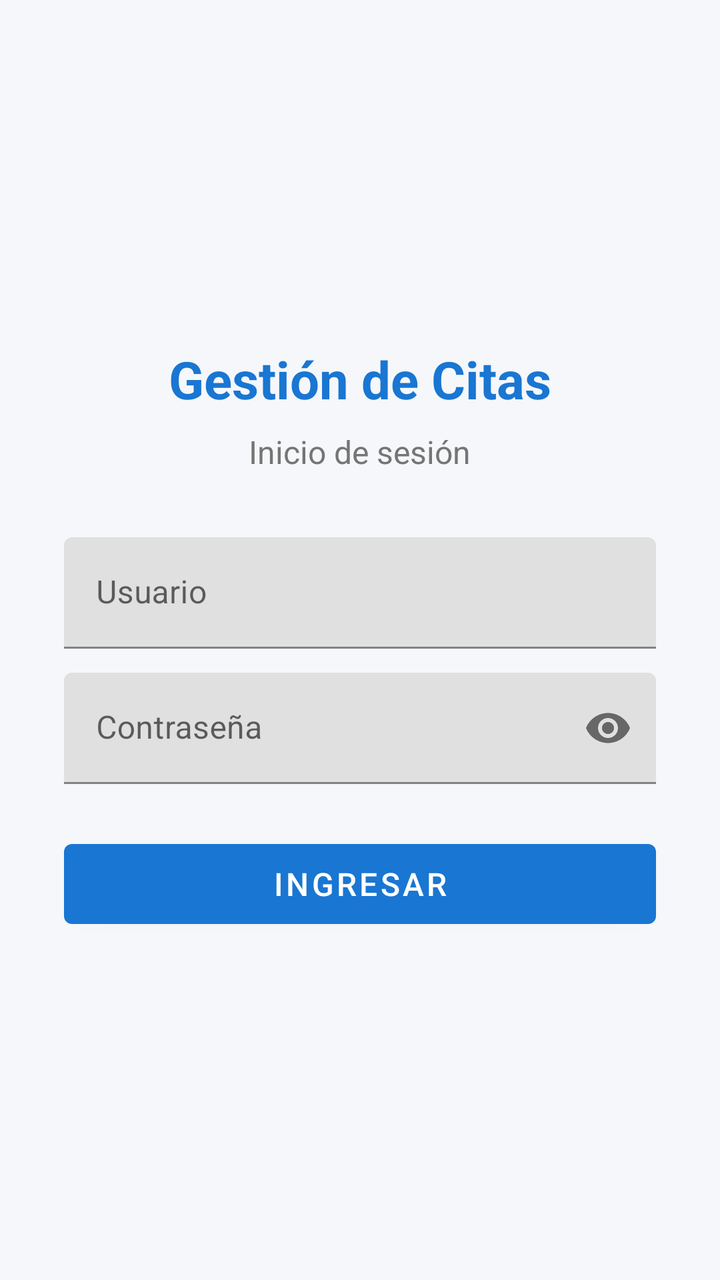
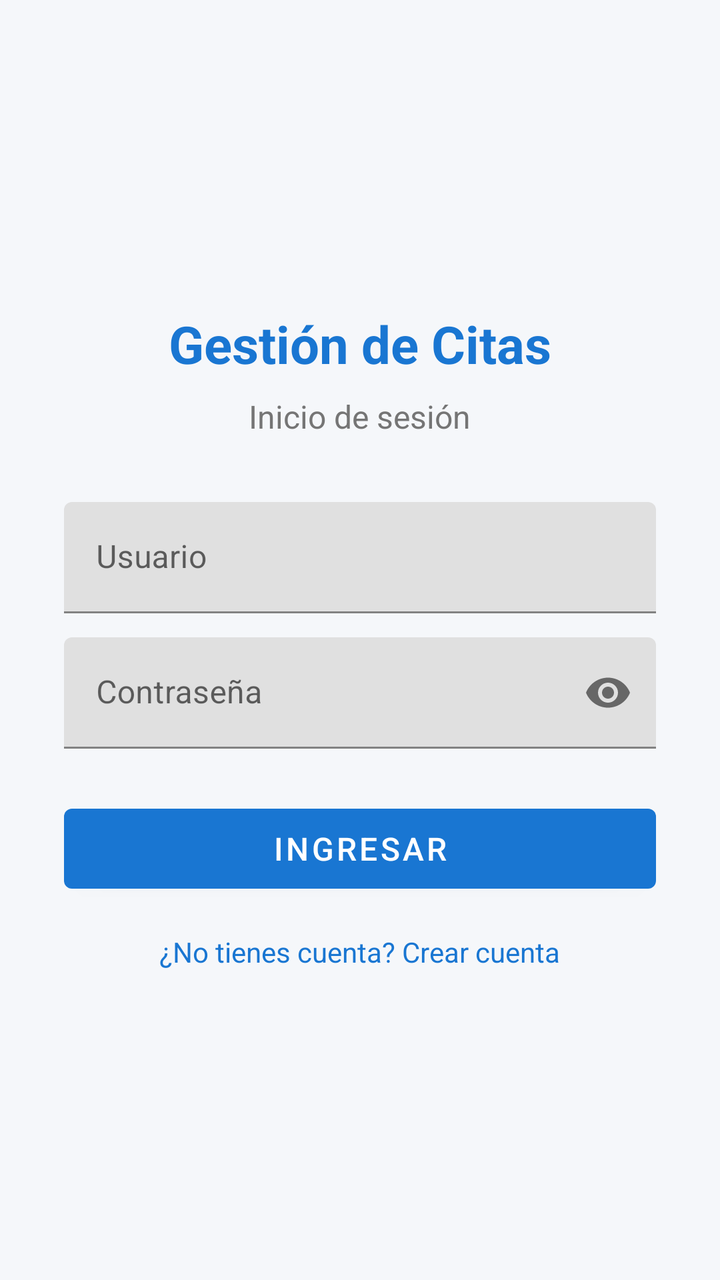

Compare the two renders of this Android layout. The source of the first and the diff that turns it into the second are given below.
<!-- AndroidManifest.xml: application theme Theme.GestionCitas -->
<!-- res/layout/activity_login.xml -->
<?xml version="1.0" encoding="utf-8"?>
<LinearLayout xmlns:android="http://schemas.android.com/apk/res/android"
    xmlns:app="http://schemas.android.com/apk/res-auto"
    android:layout_width="match_parent"
    android:layout_height="match_parent"
    android:orientation="vertical"
    android:gravity="center"
    android:padding="32dp"
    android:background="@color/background">

    <TextView
        android:layout_width="wrap_content"
        android:layout_height="wrap_content"
        android:text="@string/app_name"
        android:textColor="@color/primary"
        android:textSize="26sp"
        android:textStyle="bold"
        android:layout_marginBottom="8dp" />

    <TextView
        android:layout_width="wrap_content"
        android:layout_height="wrap_content"
        android:text="@string/login_title"
        android:textColor="@color/gris_texto"
        android:textSize="16sp"
        android:layout_marginBottom="32dp" />

    <com.google.android.material.textfield.TextInputLayout
        android:layout_width="match_parent"
        android:layout_height="wrap_content"
        android:layout_marginBottom="12dp"
        android:hint="@string/login_usuario">

        <com.google.android.material.textfield.TextInputEditText
            android:id="@+id/editUsuario"
            android:layout_width="match_parent"
            android:layout_height="wrap_content"
            android:inputType="text"
            android:maxLines="1" />

    </com.google.android.material.textfield.TextInputLayout>

    <com.google.android.material.textfield.TextInputLayout
        android:layout_width="match_parent"
        android:layout_height="wrap_content"
        android:layout_marginBottom="24dp"
        android:hint="@string/login_password"
        app:passwordToggleEnabled="true">

        <com.google.android.material.textfield.TextInputEditText
            android:id="@+id/editPassword"
            android:layout_width="match_parent"
            android:layout_height="wrap_content"
            android:inputType="textPassword"
            android:maxLines="1" />

    </com.google.android.material.textfield.TextInputLayout>

    <com.google.android.material.button.MaterialButton
        android:id="@+id/botonLogin"
        android:layout_width="match_parent"
        android:layout_height="52dp"
        android:text="@string/login_boton"
        android:textSize="16sp" />

    <TextView
        android:id="@+id/textoError"
        android:layout_width="wrap_content"
        android:layout_height="wrap_content"
        android:layout_marginTop="16dp"
        android:textColor="@color/ocupado"
        android:textSize="14sp"
        android:visibility="gone" />

</LinearLayout>
<!-- resources referenced by this layout -->
<resources>
  <color name="background">#F5F7FA</color>
  <color name="gris_texto">#757575</color>
  <color name="ocupado">#C62828</color>
  <color name="primary">#1976D2</color>
  <string name="app_name">Gestión de Citas</string>
  <string name="login_boton">Ingresar</string>
  <string name="login_password">Contraseña</string>
  <string name="login_title">Inicio de sesión</string>
  <string name="login_usuario">Usuario</string>
  <style name="Theme.GestionCitas" parent="Theme.MaterialComponents.DayNight.DarkActionBar">
          <item name="colorPrimary">@color/primary</item>
          <item name="colorPrimaryDark">@color/primary_dark</item>
          <item name="colorAccent">@color/accent</item>
          <item name="android:windowBackground">@color/background</item>
      </style>
  <color name="primary_dark">#0D47A1</color>
  <color name="accent">#26A69A</color>
</resources>

<!-- the commit's change to res/layout/activity_login.xml (unified diff, before → after) -->
@@ -64,6 +64,17 @@
         android:textSize="16sp" />
 
     <TextView
+        android:id="@+id/linkRegistro"
+        android:layout_width="wrap_content"
+        android:layout_height="wrap_content"
+        android:layout_marginTop="16dp"
+        android:text="@string/login_link_registro"
+        android:textColor="@color/primary"
+        android:textSize="14sp"
+        android:clickable="true"
+        android:focusable="true" />
+
+    <TextView
         android:id="@+id/textoError"
         android:layout_width="wrap_content"
         android:layout_height="wrap_content"
<!-- resource entries referenced after the edit -->
@@ -6,6 +6,7 @@
   <color name="primary">#1976D2</color>
   <string name="app_name">Gestión de Citas</string>
   <string name="login_boton">Ingresar</string>
+  <string name="login_link_registro">¿No tienes cuenta? Crear cuenta</string>
   <string name="login_password">Contraseña</string>
   <string name="login_title">Inicio de sesión</string>
   <string name="login_usuario">Usuario</string>
